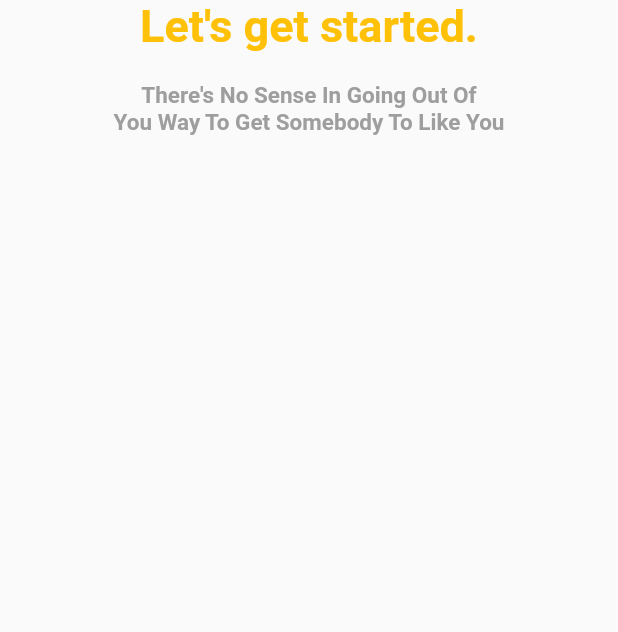
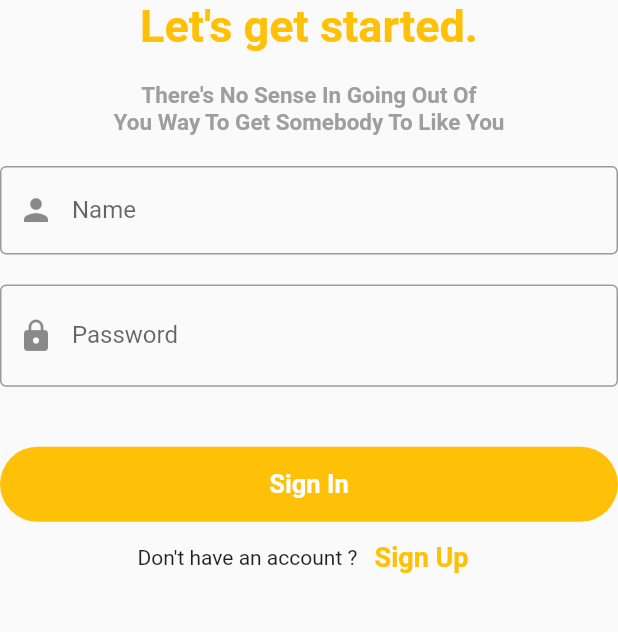
Before and after one commit to aldy202/Exercise1_20200140043_pokemon, a Flutter app: the screen it shows after launch, after a tap on the "arrow right alt" icon, on a phone screen of 412 x 824 dp, the part 383-1015 px from its top. Run offline on Flutter 3.47's test engine with Material 2 defaults, Android fonts, the phone set to English and light mode, and no system bars.

Commit message:
pembuatan input login

```diff
--- a/lib/login_page.dart
+++ b/lib/login_page.dart
@@ -18,7 +18,7 @@ class _LoginPageState extends State<LoginPage> {
   @override
   Widget build(BuildContext context) {
     return Scaffold(
-      body: Center(
+      body: SingleChildScrollView(
         child: Padding(
           padding: const EdgeInsets.symmetric(vertical: 55),
           child: Form(
@@ -50,6 +50,109 @@ class _LoginPageState extends State<LoginPage> {
                         fontSize: 15,
                         color: Colors.grey,
                         fontWeight: FontWeight.w700),
+                  ),
+                  SizedBox(
+                    height: 20,
+                  ),
+                  TextFormField(
+                    keyboardType: TextInputType.name,
+                    controller: namaController,
+                    decoration: InputDecoration(
+                        labelText: "Name",
+                        hintText: "Enter your name",
+                        border: OutlineInputBorder(),
+                        prefixIcon: Icon(Icons.person)),
+                    validator: (value) {
+                      bool nameValid = RegExp(
+                              r"^[a-zA-Z0-9.a-zA-Z0-9.!#$%&'*+-/=?^_`{|}~]+@[a-zA-Z0-9]+\.[a-zA-Z]+")
+                          .hasMatch(value!);
+
+                      if (value.isEmpty) {
+                        return "Please enter your name";
+                      }
+                    },
+                  ),
+                  SizedBox(height: 20),
+                  TextFormField(
+                    keyboardType: TextInputType.visiblePassword,
+                    obscureText: passToggel,
+                    controller: passController,
+                    decoration: InputDecoration(
+                      labelText: "Password",
+                      hintText: "Enter your password",
+                      border: OutlineInputBorder(),
+                      prefixIcon: Icon(Icons.lock),
+                      suffix: InkWell(
+                        onTap: () {
+                          setState(() {
+                            passToggel = !passToggel;
+                          });
+                        },
+                        child: Icon(passToggel
+                            ? Icons.visibility
+                            : Icons.visibility_off),
+                      ),
+                    ),
+                    validator: (value) {
+                      if (value!.isEmpty) {
+                        return "Please enter your password";
+                      } else if (passController.text.length < 6) {
+                        return "Please must be atleast 6 characters";
+                      }
+                    },
+                  ),
+                  SizedBox(height: 40),
+                  InkWell(
+                    onTap: () {
+                      if (_formfield.currentState!.validate()) {
+                        print("Success");
+                        namaController.clear();
+                        passController.clear();
+                      }
+                    },
+                    child: Container(
+                      height: 50,
+                      decoration: BoxDecoration(
+                        color: Colors.amber,
+                        borderRadius: BorderRadius.circular(50),
+                      ),
+                      child: Center(
+                          child: Text(
+                        "Sign In",
+                        style: TextStyle(
+                          color: Colors.white,
+                          fontSize: 17,
+                          fontWeight: FontWeight.bold,
+                        ),
+                      )),
+                    ),
+                  ),
+                  Row(
+                    mainAxisAlignment: MainAxisAlignment.center,
+                    children: [
+                      Text(
+                        "Don't have an account ? ",
+                        style: TextStyle(
+                          fontSize: 14,
+                        ),
+                      ),
+                      TextButton(
+                          onPressed: () {
+                            Navigator.push(
+                              context,
+                              MaterialPageRoute(
+                                  builder: (context) => RegisterPage()),
+                            );
+                          },
+                          child: Text(
+                            "Sign Up",
+                            style: TextStyle(
+                              color: Colors.amber,
+                              fontSize: 18,
+                              fontWeight: FontWeight.bold,
+                            ),
+                          ))
+                    ],
                   )
                 ]),
           )),
```
